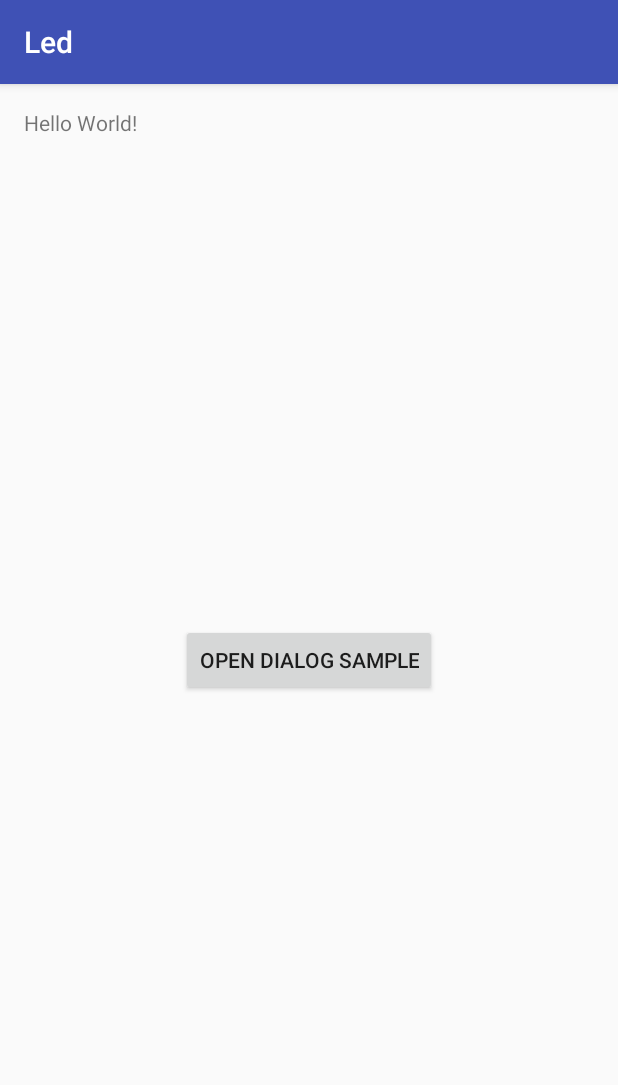
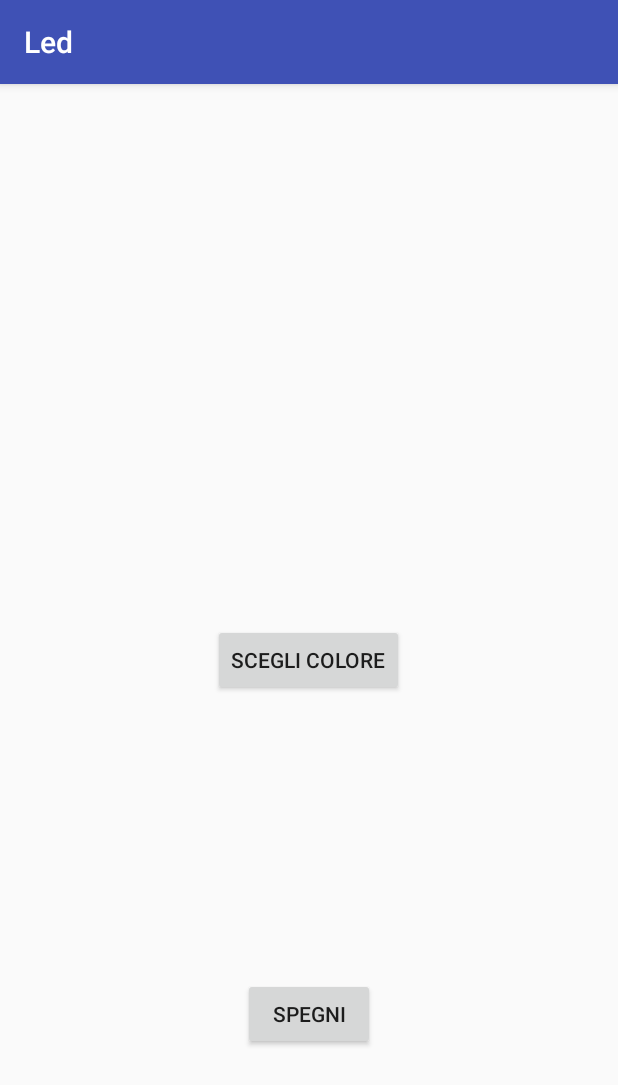
Before and after one commit to o1gres/LedRaspberry, an Android app: the screen it shows after launch (MainActivity), on a phone screen of 412 x 824 dp. Shown: the top 1085 px of the screen. Run offline under Robolectric (Android 15) with nearby library versions, the phone set to English and light mode, and no system bars; libraries missing offline, so code that uses them is left out: com.flask.colorpicker, org.eclipse.paho; 6 statements that could not run were skipped.

Commit message:
- Changed broket mqtt - Added Off button - Removed example text

```diff
--- a/app/src/main/java/com/example/sergio/led/MainActivity.java
+++ b/app/src/main/java/com/example/sergio/led/MainActivity.java
@@ -31,7 +31,7 @@ public class MainActivity extends AppCompatActivity {
     //MQTT
     MqttAndroidClient mqttAndroidClient;
 
-    final String serverUri = "tcp://test.mosquitto.org:1883";
+    final String serverUri = "tcp://64.137.238.149:1883";
 
     String clientId = "ClientColor";
     final String subscriptionTopic = "Response";    //Risposta dal server MQTT all'invio del codice colore
@@ -156,7 +156,20 @@ public class MainActivity extends AppCompatActivity {
             }
         });
 
+
+
+        //Pulsante spegni
+        findViewById(R.id.btn_off).setOnClickListener(new View.OnClickListener() {
+            @Override
+            public void onClick(View v) {
+                publishMessage("off");
+            }
+        });
+
     }
+
+
+
 
     private void changeBackgroundColor(int selectedColor) {
         currentBackgroundColor = selectedColor;
--- a/app/src/main/res/layout/activity_main.xml
+++ b/app/src/main/res/layout/activity_main.xml
@@ -11,28 +11,28 @@
         android:paddingBottom="@dimen/activity_vertical_margin"
         tools:context="com.example.sergio.led.MainActivity">
 
-    <TextView
-            android:layout_width="wrap_content"
-            android:layout_height="wrap_content"
-            android:text="Hello World!"
-            android:id="@+id/textView"/>
-
 
     <LinearLayout
             android:layout_width="wrap_content"
             android:layout_height="wrap_content"
-            android:layout_centerHorizontal="true"
-            android:layout_centerVertical="true"
             android:gravity="center"
-            android:orientation="vertical">
+            android:orientation="vertical" android:layout_alignParentBottom="true"
+            android:layout_centerHorizontal="true" android:layout_marginBottom="108dp">
+
         <Button
-                android:id="@+id/btn_dialog"
+                android:id="@+id/btn_off"
                 android:layout_width="wrap_content"
                 android:layout_height="wrap_content"
-                android:text="open dialog sample"
+                android:text="Spegni"
         />
 
 
     </LinearLayout>
+    <Button
+            android:id="@+id/btn_dialog"
+            android:layout_width="wrap_content"
+            android:layout_height="wrap_content"
+            android:text="Scegli colore"
+            android:layout_centerVertical="true" android:layout_centerHorizontal="true"/>
 
 </RelativeLayout>
```
